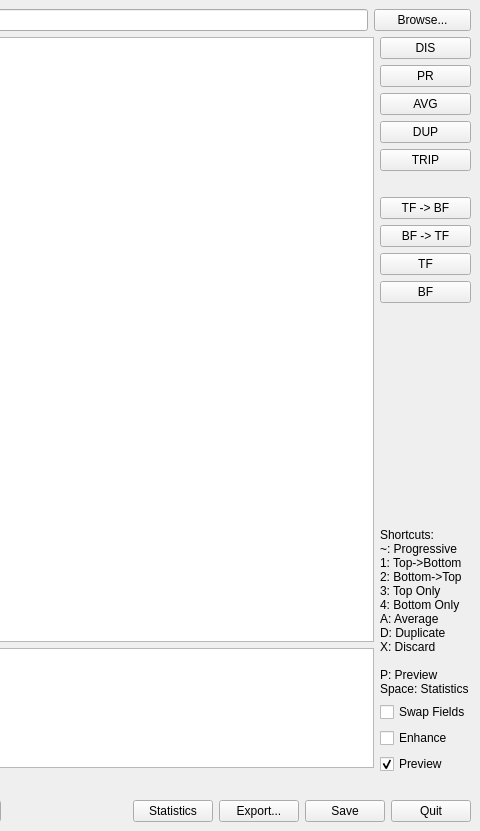
First picture: the form in Nuclex.FrameFixer.Native/UserInterface/MainWindow.ui, repository nuclex-video-tools/Nuclex.FrameFixer.Native, before the edit; both pictures show x 328 to 808 and y 0 to 831 of the 808 by 831 pixel window.
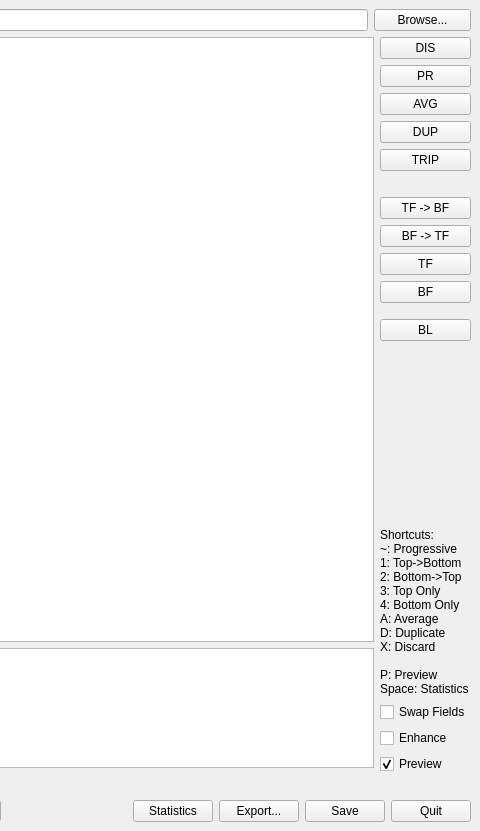
Second picture: the form after the edit. Custom widgets are drawn as their Qt base class.

Commit message: Added ReplaceWith() frame type which replaces one frame with another; added Blended frame type which simply marks a frame as being blended (no fix yet)

Patch:
```diff
--- a/Nuclex.FrameFixer.Native/UserInterface/MainWindow.ui
+++ b/Nuclex.FrameFixer.Native/UserInterface/MainWindow.ui
@@ -190,6 +190,32 @@
         </property>
        </widget>
       </item>
+      <item>
+       <spacer name="verticalSpacer_2">
+        <property name="orientation">
+         <enum>Qt::Vertical</enum>
+        </property>
+        <property name="sizeType">
+         <enum>QSizePolicy::Fixed</enum>
+        </property>
+        <property name="sizeHint" stdset="0">
+         <size>
+          <width>10</width>
+          <height>10</height>
+         </size>
+        </property>
+       </spacer>
+      </item>
+      <item>
+       <widget class="QPushButton" name="markBlendedButton">
+        <property name="text">
+         <string>BL</string>
+        </property>
+        <property name="shortcut">
+         <string>B</string>
+        </property>
+       </widget>
+      </item>
       <item>
        <spacer name="rightButtonSpacer">
         <property name="orientation">
```
The commit also changes 9 other files.
